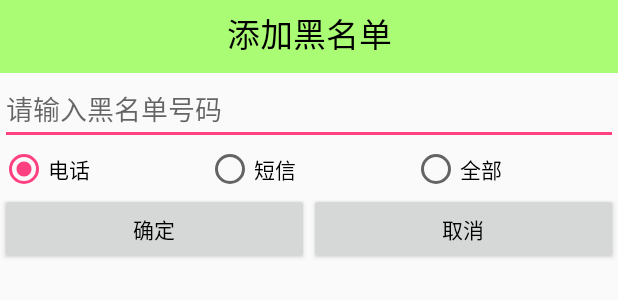
After one commit to love214/mobilesafe, an Android app: the layout dialog_addblacknum.xml on its own in the app's theme, with its tools: preview values and no code run, on a phone screen of 412 x 824 dp. The commit adds this screen. Shown: the top 300 px of the screen. Run offline under Robolectric (Android 15) with nearby library versions, the phone set to English and light mode, and no system bars.

```diff
--- a/app/src/main/AndroidManifest.xml
+++ b/app/src/main/AndroidManifest.xml
@@ -44,6 +44,7 @@
         <activity android:name="com.test.mobilesafe.activity.Setup4Activity"/>
         <activity android:name="com.test.mobilesafe.activity.AtoolsActivity"/>
         <activity android:name="com.test.mobilesafe.activity.AddressActivity"/>
+        <activity android:name=".activity.CallSmsSafeActivity"/>
 
         <receiver android:name="com.test.mobilesafe.receiver.BootCompleteReceiver">
             <intent-filter android:priority="1000">
--- /dev/null
+++ b/app/src/main/res/drawable/select_blacknumbutton.xml
@@ -0,0 +1,6 @@
+<?xml version="1.0" encoding="utf-8"?>
+<selector xmlns:android="http://schemas.android.com/apk/res/android">
+    <item android:state_pressed="true"
+          android:drawable="@drawable/main_clean_icon_pressed" /> <!-- 按下显示pressed -->
+    <item android:drawable="@drawable/main_clean_icon" /> <!-- 默认显示图片default -->
+</selector>
--- /dev/null
+++ b/app/src/main/res/layout/dialog_addblacknum.xml
@@ -0,0 +1,80 @@
+<?xml version="1.0" encoding="utf-8"?>
+<LinearLayout xmlns:android="http://schemas.android.com/apk/res/android"
+              android:layout_width="match_parent"
+              android:layout_height="match_parent"
+              android:orientation="vertical">
+
+    <TextView
+        android:id="@+id/textview"
+        android:layout_width="match_parent"
+        android:layout_height="wrap_content"
+        android:background="#8866ff00"
+        android:gravity="center_horizontal"
+        android:paddingBottom="10dp"
+        android:paddingTop="5dp"
+        android:text="添加黑名单"
+        android:textColor="#000000"
+        android:textSize="22sp"
+
+        />
+
+    <EditText
+        android:id="@+id/et_callsmssafe_addblacknum"
+        android:layout_width="match_parent"
+        android:layout_height="wrap_content"
+        android:ems="10"
+        android:hint="请输入黑名单号码"
+        android:inputType="phone"/>
+
+    <RadioGroup
+        android:id="@+id/rg_addblacknum_modes"
+        android:layout_width="match_parent"
+        android:layout_height="wrap_content"
+        android:orientation="horizontal">
+        <RadioButton
+            android:id="@+id/rb_addblacknum_tel"
+            android:layout_width="0dp"
+            android:layout_height="wrap_content"
+            android:layout_weight="1"
+            android:checked="true"
+            android:text="电话"/>
+        <RadioButton
+            android:id="@+id/rb_addblacknum_sms"
+            android:layout_width="0dp"
+            android:layout_height="wrap_content"
+            android:layout_weight="1"
+            android:text="短信"/>
+        <RadioButton
+            android:id="@+id/rb_addblacknum_all"
+            android:layout_width="0dp"
+            android:layout_height="wrap_content"
+            android:layout_weight="1"
+            android:text="全部"/>
+    </RadioGroup>
+
+    <LinearLayout
+        android:layout_width="match_parent"
+        android:layout_height="wrap_content">
+
+        <Button
+            android:id="@+id/btn_ok"
+            android:layout_width="0dp"
+            android:layout_height="wrap_content"
+            android:layout_weight="1"
+            android:text="确定"
+            android:textColor="#000000"
+            />
+
+        <Button
+            android:id="@+id/btn_cancle"
+            android:layout_width="0dp"
+            android:layout_height="wrap_content"
+            android:layout_gravity="right"
+            android:layout_weight="1"
+            android:text="取消"
+            android:textColor="#000000"/>
+    </LinearLayout>
+
+
+
+</LinearLayout>
```
Also changed, not shown: app/src/main/java/com/test/mobilesafe/activity/CallSmsSafeActivity.java (added, +246 -0 lines), app/src/main/java/com/test/mobilesafe/activity/HomeActivity.java (+2 -2 lines), app/src/main/java/com/test/mobilesafe/bean/BlackNumInfo.java (added, +55 -0 lines), app/src/main/java/com/test/mobilesafe/db/dao/BlackNumdAO.java (+41 -2 lines), app/src/main/res/layout/activity_callsmssafe.xml (added, +54 -0 lines), app/src/main/res/layout/item_callsmssafe.xml (added, +33 -0 lines), app/src/main/res/drawable-hdpi/main_clean_icon.png (added), app/src/main/res/drawable-hdpi/main_clean_icon_pressed.png (added), 1 other file.
